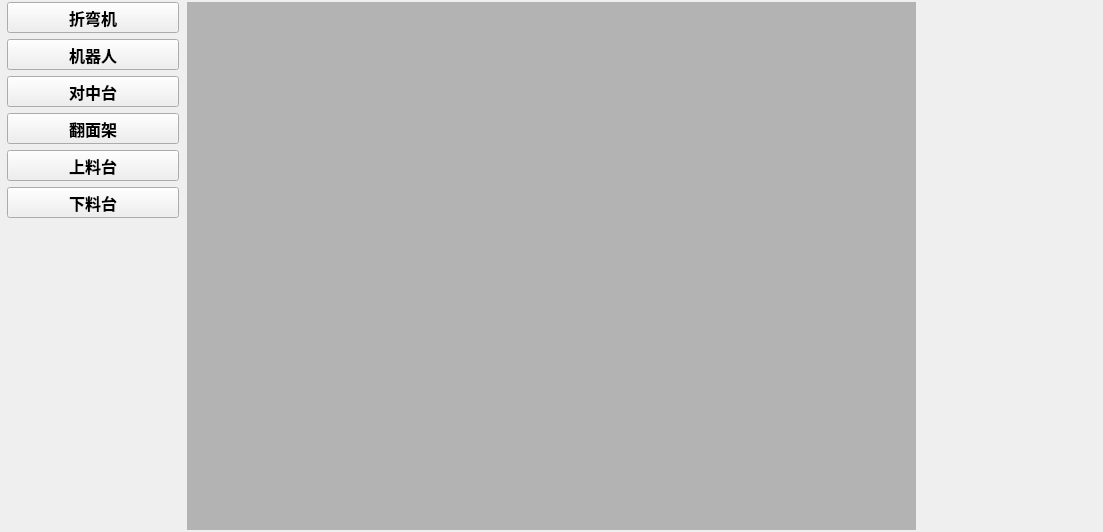
The window that SelectEquipment/selectequ.ui (LWANG670/RobotOfflineBend) describes before a commit, drawn with Qt 5.
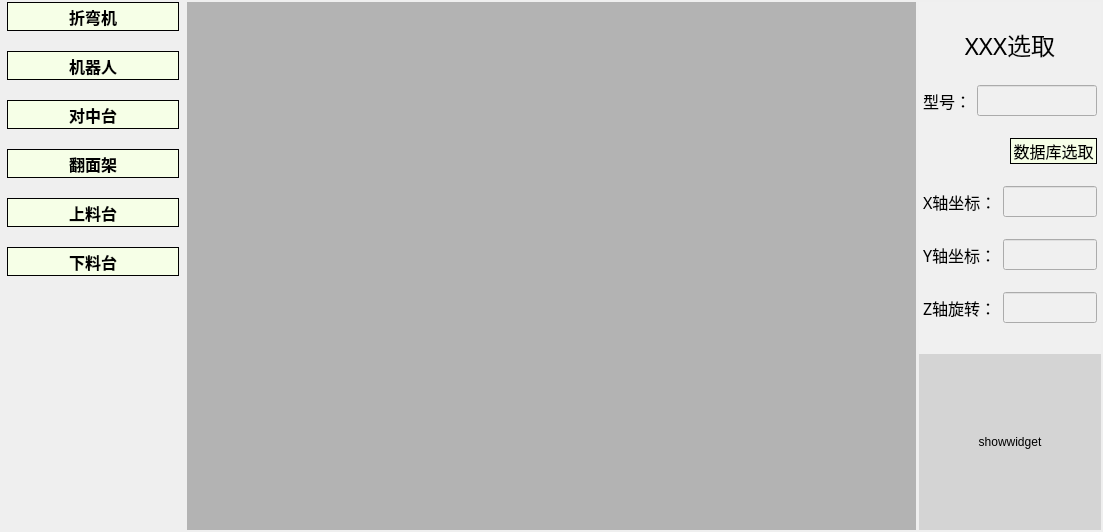
The same window after the commit. Icons and pictures are not drawn.

Commit message: 选取界面修改1

Diff of the .ui file:
```diff
--- a/SelectEquipment/selectequ.ui
+++ b/SelectEquipment/selectequ.ui
@@ -55,7 +55,10 @@
         <property name="styleSheet">
          <string notr="true"/>
         </property>
-        <layout class="QVBoxLayout" name="verticalLayout_3" stretch="1,1,1,1,1,1,4">
+        <layout class="QVBoxLayout" name="verticalLayout_3" stretch="1,1,1,1,1,1,2">
+         <property name="spacing">
+          <number>20</number>
+         </property>
          <property name="sizeConstraint">
           <enum>QLayout::SetMinimumSize</enum>
          </property>
@@ -87,6 +90,10 @@
              <bold>true</bold>
             </font>
            </property>
+           <property name="styleSheet">
+            <string notr="true">background-color: rgb(246, 255, 231);border: 1px solid;border-radius: 20px;
+</string>
+           </property>
            <property name="text">
             <string>折弯机</string>
            </property>
@@ -121,6 +128,10 @@
              <bold>true</bold>
             </font>
            </property>
+           <property name="styleSheet">
+            <string notr="true">background-color: rgb(246, 255, 231);border: 1px solid;border-radius: 20px;
+</string>
+           </property>
            <property name="text">
             <string>机器人</string>
            </property>
@@ -155,6 +166,10 @@
              <bold>true</bold>
             </font>
            </property>
+           <property name="styleSheet">
+            <string notr="true">background-color: rgb(246, 255, 231);border: 1px solid;border-radius: 20px;
+</string>
+           </property>
            <property name="text">
             <string>对中台</string>
            </property>
@@ -192,6 +207,10 @@
              <bold>true</bold>
             </font>
            </property>
+           <property name="styleSheet">
+            <string notr="true">background-color: rgb(246, 255, 231);border: 1px solid;border-radius: 20px;
+</string>
+           </property>
            <property name="text">
             <string>翻面架</string>
            </property>
@@ -226,6 +245,10 @@
              <bold>true</bold>
             </font>
            </property>
+           <property name="styleSheet">
+            <string notr="true">background-color: rgb(246, 255, 231);border: 1px solid;border-radius: 20px;
+</string>
+           </property>
            <property name="text">
             <string>上料台</string>
            </property>
@@ -260,6 +283,10 @@
              <bold>true</bold>
             </font>
            </property>
+           <property name="styleSheet">
+            <string notr="true">background-color: rgb(246, 255, 231);border: 1px solid;border-radius: 20px;
+</string>
+           </property>
            <property name="text">
             <string>下料台</string>
            </property>
@@ -293,7 +320,224 @@
        </widget>
       </item>
       <item>
-       <widget class="QWidget" name="widget_4" native="true"/>
+       <widget class="QWidget" name="widget_4" native="true">
+        <layout class="QVBoxLayout" name="verticalLayout_2" stretch="2,1">
+         <property name="spacing">
+          <number>0</number>
+         </property>
+         <property name="leftMargin">
+          <number>0</number>
+         </property>
+         <property name="topMargin">
+          <number>0</number>
+         </property>
+         <property name="rightMargin">
+          <number>0</number>
+         </property>
+         <property name="bottomMargin">
+          <number>0</number>
+         </property>
+         <item>
+          <widget class="QWidget" name="widget_5" native="true">
+           <property name="styleSheet">
+            <string notr="true">background-color: rgb(240, 240, 240);</string>
+           </property>
+           <layout class="QVBoxLayout" name="verticalLayout_4" stretch="1,1,1,1,1,1">
+            <property name="leftMargin">
+             <number>4</number>
+            </property>
+            <property name="rightMargin">
+             <number>4</number>
+            </property>
+            <item>
+             <layout class="QHBoxLayout" name="horizontalLayout_10">
+              <item>
+               <widget class="QLabel" name="labTitle">
+                <property name="sizePolicy">
+                 <sizepolicy hsizetype="Minimum" vsizetype="Fixed">
+                  <horstretch>0</horstretch>
+                  <verstretch>0</verstretch>
+                 </sizepolicy>
+                </property>
+                <property name="font">
+                 <font>
+                  <family>楷体</family>
+                  <pointsize>18</pointsize>
+                 </font>
+                </property>
+                <property name="text">
+                 <string>XXX选取</string>
+                </property>
+                <property name="alignment">
+                 <set>Qt::AlignCenter</set>
+                </property>
+               </widget>
+              </item>
+             </layout>
+            </item>
+            <item>
+             <layout class="QHBoxLayout" name="horizontalLayout_3">
+              <item>
+               <widget class="QLabel" name="labType">
+                <property name="font">
+                 <font>
+                  <family>楷体</family>
+                  <pointsize>12</pointsize>
+                 </font>
+                </property>
+                <property name="text">
+                 <string>型号：</string>
+                </property>
+               </widget>
+              </item>
+              <item>
+               <widget class="QLineEdit" name="lineName">
+                <property name="font">
+                 <font>
+                  <family>楷体</family>
+                  <pointsize>12</pointsize>
+                 </font>
+                </property>
+               </widget>
+              </item>
+             </layout>
+            </item>
+            <item>
+             <layout class="QHBoxLayout" name="horizontalLayout_4" stretch="1,1">
+              <item>
+               <spacer name="horizontalSpacer">
+                <property name="orientation">
+                 <enum>Qt::Horizontal</enum>
+                </property>
+                <property name="sizeHint" stdset="0">
+                 <size>
+                  <width>40</width>
+                  <height>20</height>
+                 </size>
+                </property>
+               </spacer>
+              </item>
+              <item>
+               <widget class="QPushButton" name="btnSelect">
+                <property name="font">
+                 <font>
+                  <family>楷体</family>
+                  <pointsize>12</pointsize>
+                 </font>
+                </property>
+                <property name="styleSheet">
+                 <string notr="true">background-color: rgb(246, 255, 231);border: 1px solid;border-radius: 20px;
+</string>
+                </property>
+                <property name="text">
+                 <string>数据库选取</string>
+                </property>
+               </widget>
+              </item>
+             </layout>
+            </item>
+            <item>
+             <layout class="QHBoxLayout" name="horizontalLayout_5">
+              <item>
+               <widget class="QLabel" name="labXpos">
+                <property name="font">
+                 <font>
+                  <family>楷体</family>
+                  <pointsize>12</pointsize>
+                 </font>
+                </property>
+                <property name="text">
+                 <string>X轴坐标：</string>
+                </property>
+               </widget>
+              </item>
+              <item>
+               <widget class="QLineEdit" name="lineXpos">
+                <property name="font">
+                 <font>
+                  <family>楷体</family>
+                  <pointsize>12</pointsize>
+                 </font>
+                </property>
+               </widget>
+              </item>
+             </layout>
+            </item>
+            <item>
+             <layout class="QHBoxLayout" name="horizontalLayout_6">
+              <item>
+               <widget class="QLabel" name="labYpos">
+                <property name="font">
+                 <font>
+                  <family>楷体</family>
+                  <pointsize>12</pointsize>
+                 </font>
+                </property>
+                <property name="text">
+                 <string>Y轴坐标：</string>
+                </property>
+               </widget>
+              </item>
+              <item>
+               <widget class="QLineEdit" name="lineYpos">
+                <property name="font">
+                 <font>
+                  <family>楷体</family>
+                  <pointsize>12</pointsize>
+                 </font>
+                </property>
+               </widget>
+              </item>
+             </layout>
+            </item>
+            <item>
+             <layout class="QHBoxLayout" name="horizontalLayout_7">
+              <item>
+               <widget class="QLabel" name="labZangle">
+                <property name="font">
+                 <font>
+                  <family>楷体</family>
+                  <pointsize>12</pointsize>
+                 </font>
+                </property>
+                <property name="text">
+                 <string>Z轴旋转：</string>
+                </property>
+               </widget>
+              </item>
+              <item>
+               <widget class="QLineEdit" name="lineZangle">
+                <property name="font">
+                 <font>
+                  <family>楷体</family>
+                  <pointsize>12</pointsize>
+                 </font>
+                </property>
+               </widget>
+              </item>
+             </layout>
+            </item>
+           </layout>
+          </widget>
+         </item>
+         <item>
+          <widget class="QLabel" name="labShow">
+           <property name="layoutDirection">
+            <enum>Qt::LeftToRight</enum>
+           </property>
+           <property name="styleSheet">
+            <string notr="true">background-color: rgb(212, 212, 212);</string>
+           </property>
+           <property name="text">
+            <string>showwidget</string>
+           </property>
+           <property name="alignment">
+            <set>Qt::AlignCenter</set>
+           </property>
+          </widget>
+         </item>
+        </layout>
+       </widget>
       </item>
      </layout>
     </widget>
```
The commit also changes 3 other files.
